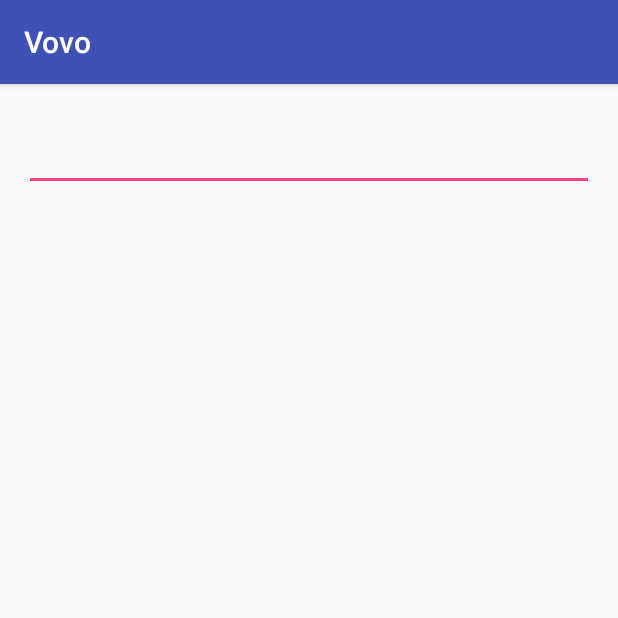
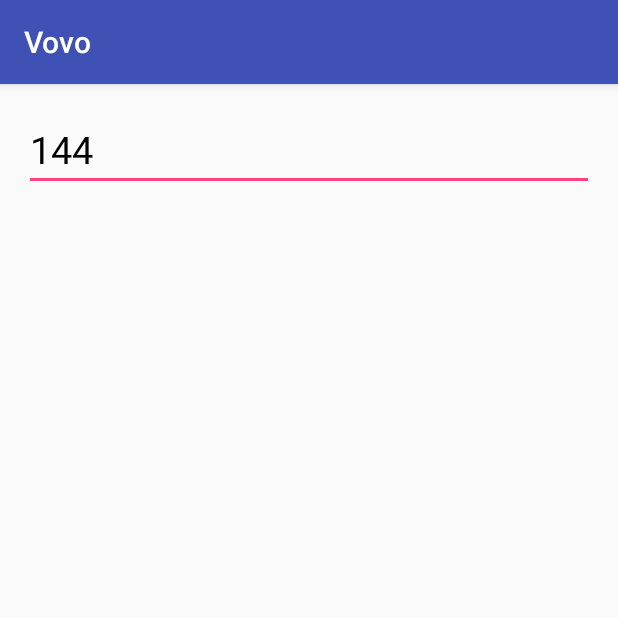
Before and after one commit to pedrocunial/Hackathon2016-1, an Android app: the HeartBeatActivity screen opened directly, with no data from a screen before it, on a phone screen of 412 x 824 dp, the top half of it. Run offline under Robolectric (Android 15) with nearby library versions, the phone set to English and light mode, and no system bars.

Commit message:
sms, toast etc

```diff
--- a/app/src/main/AndroidManifest.xml
+++ b/app/src/main/AndroidManifest.xml
@@ -1,6 +1,9 @@
 <?xml version="1.0" encoding="utf-8"?>
 <manifest xmlns:android="http://schemas.android.com/apk/res/android"
     package="br.edu.insper.hackathon2">
+
+    <!-- Precisamos desta permissão para enviar torpedos. -->
+    <uses-permission android:name="android.permission.SEND_SMS" />
 
     <application
         android:allowBackup="true"
--- a/app/src/main/java/br/edu/insper/hackathon2/HeartBeatActivity.java
+++ b/app/src/main/java/br/edu/insper/hackathon2/HeartBeatActivity.java
@@ -5,6 +5,8 @@ import android.os.Build;
 import android.os.CountDownTimer;
 import android.support.v7.app.AppCompatActivity;
 import android.os.Bundle;
+import android.telephony.PhoneNumberUtils;
+import android.telephony.SmsManager;
 import android.widget.EditText;
 import android.widget.TextView;
 import android.widget.Toast;
@@ -16,9 +18,10 @@ public class HeartBeatActivity extends AppCompatActivity {
 
     private int heartbeat;
     private Random r;
-    private final int high = 190;
+    private final int high = 260;
     private final int low = 100;
     private EditText mensagem;
+    private final String frase = "Seu pai morreu";
 
     @Override
     protected void onCreate(Bundle savedInstanceState) {
@@ -29,11 +32,10 @@ public class HeartBeatActivity extends AppCompatActivity {
         r = new Random();
 
         heartbeat = r.nextInt(high - low) + low;
-
         this.mensagem = (EditText) findViewById(R.id.text_heart_beat);
 
         assert this.mensagem != null;
-        this.mensagem.setText(String heartbeat);
+        this.mensagem.setText(String.valueOf(heartbeat));
 
         final CountDownTimer espaco = new CountDownTimer(1000, 1000) {
             @Override
@@ -46,22 +48,32 @@ public class HeartBeatActivity extends AppCompatActivity {
             public void onFinish() {
                 heartbeat = r.nextInt(high - low) + low;
                 System.out.println(heartbeat);
-                mensagem.setText(heartbeat);
+                mensagem.setText(String.valueOf(heartbeat));
 
-                if(heartbeat > 170) {
+                if (heartbeat > 250) {
                     Toast.makeText(HeartBeatActivity.this, "Morreu!", Toast.LENGTH_SHORT).show();
-
+                    ligar("996003399");
+                    this.cancel();
+                } else {
+                    this.start();
                 }
             }
 
         }.start();
 
-        espaco.cancel();
-        espaco.start();
-
-
-
-
 
     }
+
+    @TargetApi(Build.VERSION_CODES.KITKAT)
+    public void ligar(String phone) {
+        // PC - Código para enviar SMS (basicamente o código do Hashimoto com o fato
+        //      de que não é permitido enviar mensagens vazias
+
+        System.out.println("Frase à ser enviada: " + this.frase);
+        SmsManager manager = SmsManager.getDefault();
+
+        if (PhoneNumberUtils.isWellFormedSmsAddress(phone)) {
+            manager.sendTextMessage(phone, null, this.frase, null, null);
+        }
+    }
 }
```
